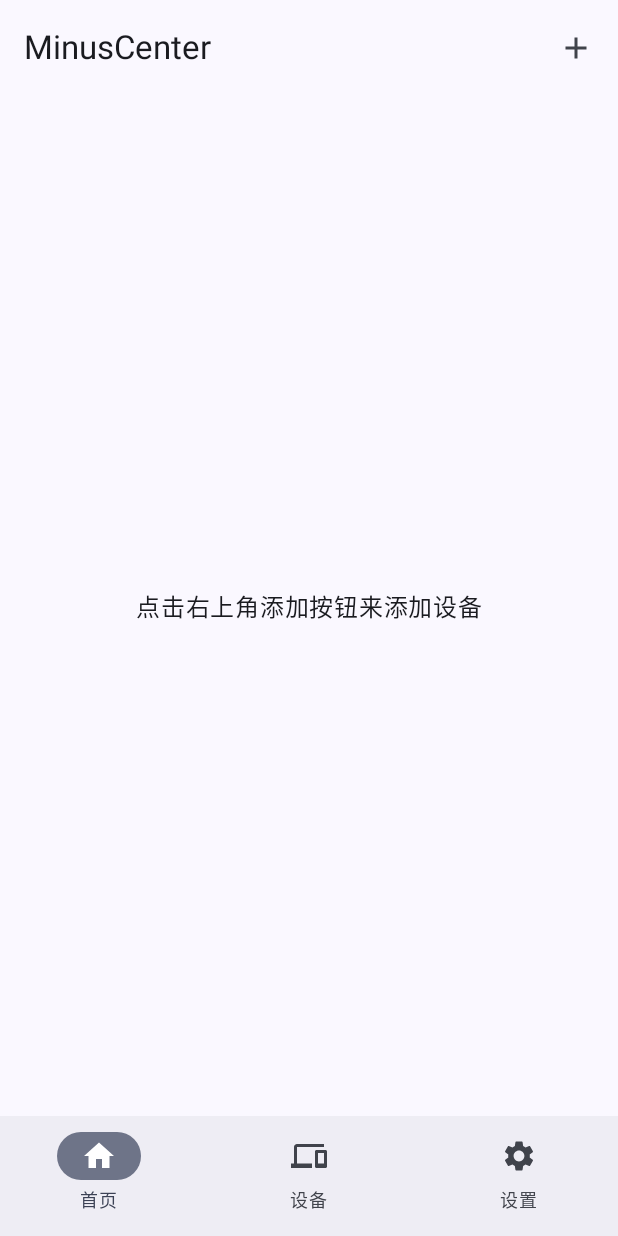
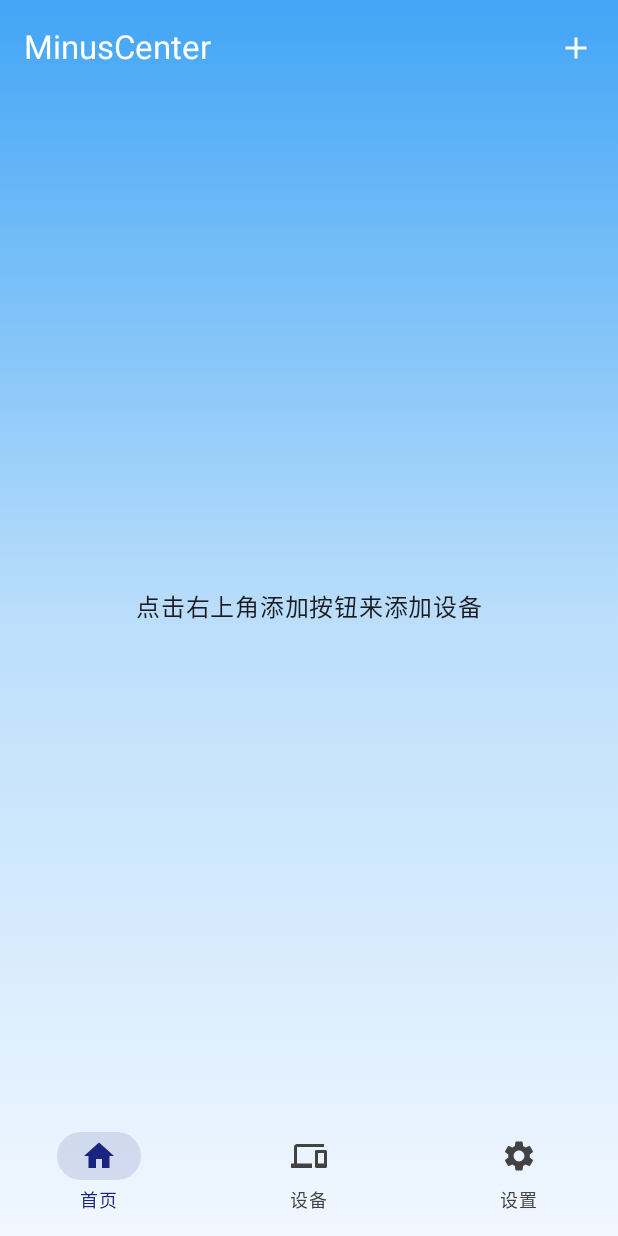
Before and after one commit to Project-MinusOS/MinusCenter, an Android app built with Jetpack Compose: the screen it shows after launch (MainActivity), on a phone screen of 412 x 824 dp. Run offline under Robolectric (Android 15) with nearby library versions, the light colour scheme and no system bars; our stand-ins replace Room's generated code.

Commit message:
Add Minus Theme

```diff
--- a/app/src/main/java/org/minus/minuscenter/MainActivity.kt
+++ b/app/src/main/java/org/minus/minuscenter/MainActivity.kt
@@ -38,6 +38,11 @@ import androidx.compose.ui.unit.dp
 import org.minus.minuscenter.ui.cards.DeviceCard
 import androidx.lifecycle.ViewModelProvider
 import androidx.activity.result.ActivityResultLauncher
+import androidx.compose.foundation.background
+import androidx.compose.material3.NavigationBarItemDefaults
+import androidx.compose.material3.TopAppBarDefaults
+import androidx.compose.ui.graphics.Brush
+import androidx.compose.ui.graphics.Color
 import org.minus.minuscenter.iotdevice.Device
 import org.minus.minuscenter.viewmodel.DeviceViewModel
 
@@ -72,6 +77,20 @@ fun MainActivityContent(
 ) {
     val context = LocalContext.current
 
+    // 渐变背景定义
+    val gradientBrush = Brush.verticalGradient(
+        colors = listOf(
+            Color(0xFF42A5F5),  // 深蓝
+            Color(0xFFBBDEFB), // 浅蓝
+            Color(0xFFF1F7FF), // 中蓝
+        )
+    )
+
+    Box(
+        modifier = Modifier
+            .fillMaxSize()
+            .background(gradientBrush) // 设置背景为渐变色
+    ) {
         Scaffold(
             topBar = {
                 TopAppBar(
@@ -82,34 +101,70 @@ fun MainActivityContent(
                         }) {
                             Icon(Icons.Filled.Add, contentDescription = "Add Device")
                         }
-                }
+                    },
+                    colors = TopAppBarDefaults.topAppBarColors(
+                        containerColor = Color.Transparent,
+                        titleContentColor = Color.White,  // 可根据背景调整文字颜色
+                        actionIconContentColor = Color.White
                     )
+                )
+
             },
             bottomBar = {
-            NavigationBar {
+                NavigationBar(
+                    containerColor = Color.Transparent, // 让渐变背景透出
+                    tonalElevation = 0.dp
+                ) {
+                    val selectedColor = Color(0xFF1A237E) // 选中图标/文字颜色（深蓝灰色）
+                    val unselectedColor = Color(0xFF424242) // 未选中颜色（深灰）
+
                     NavigationBarItem(
                         icon = { Icon(Icons.Filled.Home, contentDescription = "Home") },
                         label = { Text("首页") },
                         selected = true,
-                    onClick = { }
+                        onClick = { },
+                        colors = NavigationBarItemDefaults.colors(
+                            selectedIconColor = selectedColor,
+                            unselectedIconColor = unselectedColor,
+                            selectedTextColor = selectedColor,
+                            unselectedTextColor = unselectedColor,
+                            indicatorColor = selectedColor.copy(alpha = 0.12f) // 选中时的背景色
+                        )
                     )
                     NavigationBarItem(
                         icon = { Icon(Icons.Filled.Devices, contentDescription = "Devices") },
                         label = { Text("设备") },
                         selected = false,
-                    onClick = { }
+                        onClick = { },
+                        colors = NavigationBarItemDefaults.colors(
+                            selectedIconColor = selectedColor,
+                            unselectedIconColor = unselectedColor,
+                            selectedTextColor = selectedColor,
+                            unselectedTextColor = unselectedColor,
+                            indicatorColor = selectedColor.copy(alpha = 0.12f)
+                        )
                     )
                     NavigationBarItem(
                         icon = { Icon(Icons.Filled.Settings, contentDescription = "Settings") },
                         label = { Text("设置") },
                         selected = false,
-                    onClick = { }
+                        onClick = { },
+                        colors = NavigationBarItemDefaults.colors(
+                            selectedIconColor = selectedColor,
+                            unselectedIconColor = unselectedColor,
+                            selectedTextColor = selectedColor,
+                            unselectedTextColor = unselectedColor,
+                            indicatorColor = selectedColor.copy(alpha = 0.12f)
+                        )
                     )
                 }
-        }
+
+
+            },
+            containerColor = Color.Transparent, // 让Scaffold背景透明以显示渐变
+            contentColor = MaterialTheme.colorScheme.onBackground
         ) { innerPadding ->
             if (devices.isEmpty()) {
-            // 如果没有设备，显示空状态提示
                 Box(
                     modifier = Modifier
                         .fillMaxSize()
@@ -122,7 +177,6 @@ fun MainActivityContent(
                     )
                 }
             } else {
-            // 使用LazyColumn显示设备卡片
                 LazyColumn(
                     modifier = Modifier
                         .fillMaxSize()
@@ -146,3 +200,4 @@ fun MainActivityContent(
             }
         }
     }
+}
```
Lines whose indentation alone changed are shown as unchanged.
